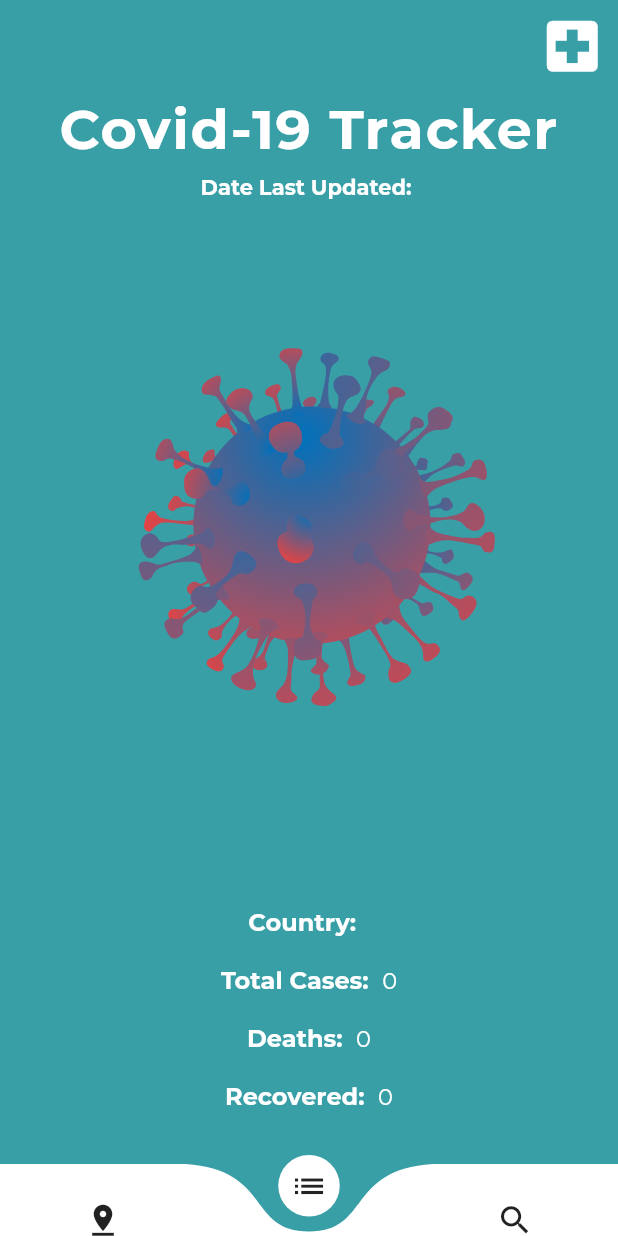
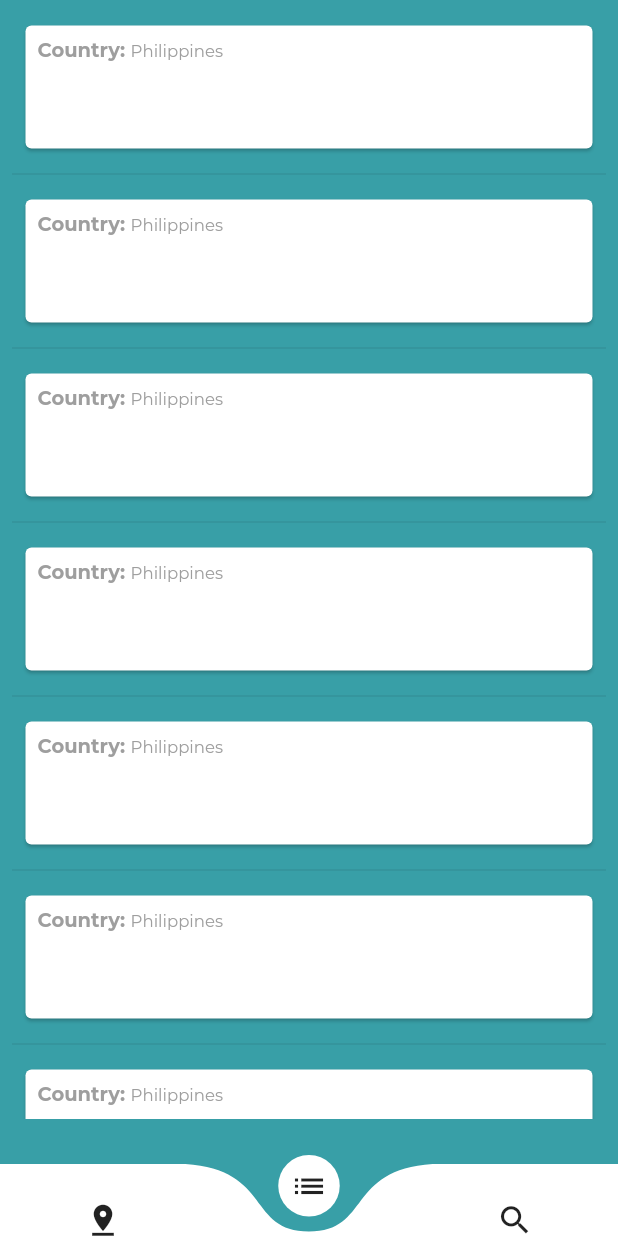
Before and after one commit to amiel-git/covid-tracker, a Flutter app: the screen it shows after launch, item 2 of the bottom bar chosen, on a phone screen of 412 x 824 dp. Run offline on Flutter 3.47's test engine with Material 2 defaults, Android fonts, the phone set to English and light mode, and no system bars; drawn by our look-alikes of curved_navigation_bar, flutter_easyloading; our stand-ins replace geolocator, lottie; missing offline and left inert: geocoder; network calls fail.

Commit message:
Added the listview and fixed routing issues configuring the network for all country data

```diff
--- a/lib/main.dart
+++ b/lib/main.dart
@@ -1,20 +1,57 @@
+import 'package:covid_tracker/tools/location.dart';
 import 'package:flutter/material.dart';
 import 'package:covid_tracker/screens/locationScreen.dart';
 import 'package:flutter_easyloading/flutter_easyloading.dart';
+import 'package:covid_tracker/screens/listScreen.dart';
+import 'package:covid_tracker/utilities/constants.dart';
+import 'package:curved_navigation_bar/curved_navigation_bar.dart';
 
 void main() {
-  runApp(CovidTrackerApp());
-}
+  runApp( MaterialApp(
+      builder: (BuildContext context, Widget child) {
+        /// make sure that loading can be displayed in front of all other widgets
+        return FlutterEasyLoading(child: child);
+      },
+      home: CovidTrackerApp(child: LocationScreen())
+  ));}
 
-class CovidTrackerApp extends StatelessWidget {
-  @override
-  Widget build(BuildContext context) {
-    return MaterialApp(
-        builder: (BuildContext context, Widget child) {
-          /// make sure that loading can be displayed in front of all other widgets
-          return FlutterEasyLoading(child: child);
-        },
-        home: LocationScreen(),
-    );LocationScreen();
+  class CovidTrackerApp extends StatefulWidget {
+    Widget child;
+    CovidTrackerApp({this.child});
+    @override
+    _CovidTrackerAppState createState() => _CovidTrackerAppState();
   }
-}
+
+  class _CovidTrackerAppState extends State<CovidTrackerApp> {
+    @override
+    Widget build(BuildContext context) {
+
+      return Scaffold(
+          bottomNavigationBar: CurvedNavigationBar(
+            height: 48,
+            backgroundColor: kBackgroundColor,
+            items: <Widget>[
+              Icon(Icons.pin_drop, size: 25),
+              Icon(Icons.list, size: 25),
+              Icon(Icons.search, size: 25),
+            ],
+            onTap: (index) {
+                setState(() {
+
+                if(index == 0) {
+                  print(index);
+                  widget.child = new LocationScreen();
+                }
+                else if (index == 1) {
+                  widget.child = new ListScreen();
+                  // Navigator.push(context, MaterialPageRoute(
+                  //     builder: (context) => new CovidTrackerApp(child: ListScreen())));
+                }
+                });
+            },
+          ),
+          backgroundColor: Color(0xFF389FA7),
+          body: widget.child
+      );LocationScreen();
+    }
+  }
--- /dev/null
+++ b/lib/screens/listScreen.dart
@@ -0,0 +1,43 @@
+import 'package:covid_tracker/utilities/reusableCard.dart';
+import 'package:flutter/material.dart';
+import 'package:covid_tracker/utilities/constants.dart';
+import 'package:covid_tracker/utilities/reusableCard.dart';
+import 'package:covid_tracker/tools/networking.dart';
+
+
+class ListScreen extends StatefulWidget {
+  @override
+  _ListScreenState createState() => _ListScreenState();
+}
+
+class _ListScreenState extends State<ListScreen> {
+  @override
+  Widget build(BuildContext context) {
+    NetworkHelper().getAllSummaryData();
+    return SafeArea(
+      child: Column(
+          children: <Widget>[
+          Expanded(
+
+            child: ListView.separated(
+                    shrinkWrap: true,
+                    padding: const EdgeInsets.all(8.0),
+                    separatorBuilder: (BuildContext context, int index) => const Divider(),
+                    itemCount: 10,
+                    itemBuilder: (BuildContext context, int index) {
+                      return ReusableCard();
+
+
+                    },
+
+             ),
+          ),
+            SizedBox(
+              height: 30.0,
+            )
+        ],
+      ),
+    );
+
+  }
+}
--- a/lib/screens/locationScreen.dart
+++ b/lib/screens/locationScreen.dart
@@ -6,6 +6,7 @@ import 'package:curved_navigation_bar/curved_navigation_bar.dart';
 import 'package:covid_tracker/tools/location.dart';
 import 'package:covid_tracker/tools/networking.dart';
 import 'package:flutter_easyloading/flutter_easyloading.dart';
+import 'package:covid_tracker/screens/listScreen.dart';
 
 class LocationScreen extends StatefulWidget {
   @override
@@ -13,6 +14,7 @@ class LocationScreen extends StatefulWidget {
 }
 
 class _LocationScreenState extends State<LocationScreen> {
+
   String country = "";
   int cases = 0;
   int deaths = 0;
@@ -51,18 +53,7 @@ class _LocationScreenState extends State<LocationScreen> {
   @override
   Widget build(BuildContext context) {
 
-    return Scaffold(
-        bottomNavigationBar: CurvedNavigationBar(
-          height: 48,
-          backgroundColor: Color(0xFF389FA7),
-          items: <Widget>[
-            Icon(Icons.pin_drop, size: 25),
-            Icon(Icons.list, size: 25),
-            Icon(Icons.search, size: 25),
-          ],
-        ),
-        backgroundColor: Color(0xFF389FA7),
-        body: SafeArea(
+    return SafeArea(
           child: Column(
             crossAxisAlignment: CrossAxisAlignment.stretch,
             mainAxisAlignment: MainAxisAlignment.spaceAround,
@@ -75,8 +66,8 @@ class _LocationScreenState extends State<LocationScreen> {
                     child: GestureDetector(
                         onTap: () {
                           EasyLoading.show(status: 'loading...');
-                            getDataAndUpdateUI();
 
+                            //TODO: Function to view essential things to do to avoid covid
                         },
                         child: Icon(Icons.local_hospital,color: Colors.white,size: 45.0,)
                     ),
@@ -170,7 +161,6 @@ class _LocationScreenState extends State<LocationScreen> {
               )
             ],
           ),
-        ),
       );
   }
 }
--- a/lib/tools/location.dart
+++ b/lib/tools/location.dart
@@ -16,7 +16,9 @@ class Location {
       //Translate coordinates
       var coordinates = new Coordinates(latitude, longitude);
       var address = await Geocoder.local.findAddressesFromCoordinates(coordinates);
-      country = address.first.countryName;
+      var _country_raw = address.first.countryName;
+      country =  _country_raw.toLowerCase().replaceAll(RegExp(' '), '-');
+
     } catch (e) {
       print(e);
     }
--- a/lib/tools/networking.dart
+++ b/lib/tools/networking.dart
@@ -8,7 +8,6 @@ import 'package:covid_tracker/tools/location.dart';
 class NetworkHelper {
 
   var baseURL = 'https://api.covid19api.com';
-
   Future<dynamic> getLatestCountryData(String country) async {
 
     var url = '$baseURL/country/$country';
@@ -28,6 +27,25 @@ class NetworkHelper {
 
   }
 
+  Future<dynamic> getAllSummaryData() async {
+
+    try {
+      var response = await http.get(baseURL + '/summary');
+      if (response.statusCode == 200) {
+
+        var data = jsonDecode(response.body);
+        print(data);
+      }
+      else {
+        print(response.statusCode);
+      }
+    } catch (e) {
+      print(e);
+    }
+
+
+  }
+
 
 
 
--- a/lib/utilities/constants.dart
+++ b/lib/utilities/constants.dart
@@ -1,4 +1,7 @@
 import 'package:flutter/material.dart';
+
+//Background Colors
+Color kBackgroundColor = Color(0xFF389FA7);
 
 //Location Page title text styles
 TextStyle kTitleTextStyle = TextStyle(color: Colors.white, fontWeight: FontWeight.w700, fontSize: 37.0,
@@ -17,3 +20,12 @@ TextStyle kTableTitleTextStyle = TextStyle(color: Colors.white, fontWeight: Font
 
 TextStyle kTableValuesContentTextStyle = TextStyle(color: Colors.white, fontWeight: FontWeight.w400,
     fontFamily: 'Montseratt', fontSize: 15.0);
+
+
+
+//Card Text StyleSheet
+TextStyle kCardTitleTextStyle = TextStyle(color: Colors.grey, fontWeight: FontWeight.w700,
+    fontFamily: 'Montseratt', fontSize: 13.0);
+
+TextStyle kCardValuesContentTextStyle = TextStyle(color: Colors.grey, fontWeight: FontWeight.w400,
+    fontFamily: 'Montseratt', fontSize: 11.0);
--- /dev/null
+++ b/lib/utilities/reusableCard.dart
@@ -0,0 +1,32 @@
+import 'package:flutter/material.dart';
+import 'constants.dart';
+
+
+class ReusableCard extends StatelessWidget {
+  @override
+  Widget build(BuildContext context) {
+    return Container(
+      height: 100,
+      padding: EdgeInsets.all(8.0),
+      child: Card(
+        margin: EdgeInsets.all(1.0),
+        child: Column(
+          crossAxisAlignment: CrossAxisAlignment.start,
+          children: <Widget>[
+            Padding(
+              padding: const EdgeInsets.all(8.0),
+              child: RichText(
+                text: new TextSpan(
+                  children: <TextSpan>[
+                    new TextSpan(text:'Country: ', style: kCardTitleTextStyle),
+                    new TextSpan(text:'Philippines', style: kCardValuesContentTextStyle)
+                  ]
+                ),
+              ),
+            )
+          ],
+        ),
+      ),
+    );
+  }
+}
```
